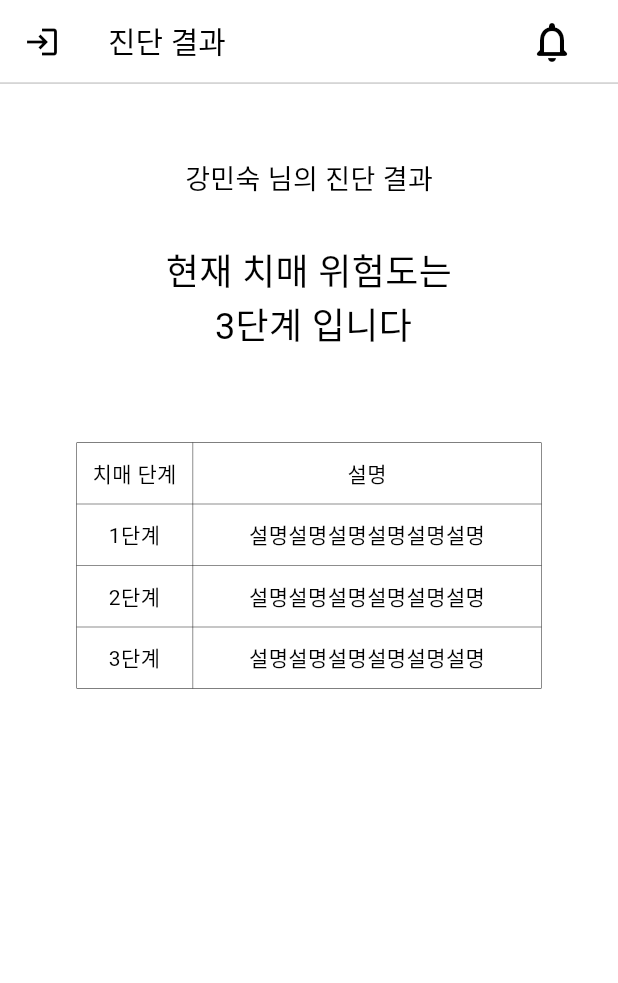
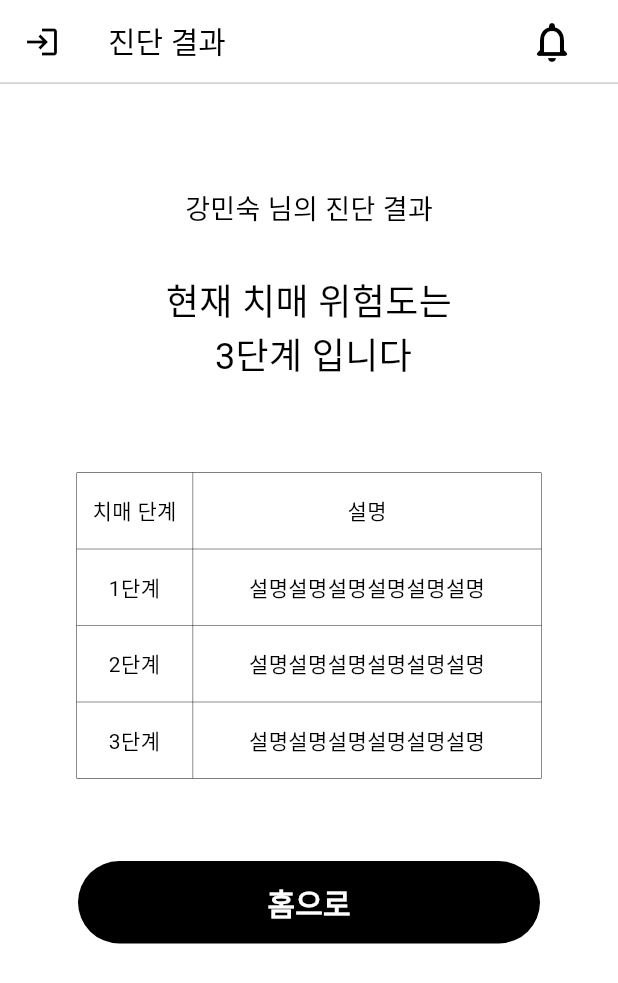
Before and after one commit to AntiHeimer/front, a Flutter app: the DiagnosisResultPage screen opened directly, on a phone screen of 412 x 824 dp. Shown: the top 983 px of the screen. Run offline on Flutter 3.47's test engine with Material 3 defaults, Android fonts, the phone set to English and light mode, and no system bars; our stand-ins replace flutter_dotenv.

Commit message:
diagnosis result page

```diff
--- a/lib/Diagnosis/page/diagnosis_page.dart
+++ b/lib/Diagnosis/page/diagnosis_page.dart
@@ -2,7 +2,6 @@ import 'package:anti_heimer/DiganosisResult/page/diagnosis_result_page.dart';
 import 'package:anti_heimer/Main/component/app_bar/app_bar3.dart';
 import 'package:anti_heimer/Main/component/main_button_small_black.dart';
 import 'package:anti_heimer/Main/component/main_button_small_gray.dart';
-import 'package:anti_heimer/Main/page/loading_page.dart';
 import 'package:flutter/material.dart';
 
 class DiagnosisPage extends StatefulWidget {
--- a/lib/DiganosisResult/component/table_box.dart
+++ b/lib/DiganosisResult/component/table_box.dart
@@ -15,7 +15,7 @@ class TableBox extends StatelessWidget {
           TableRow(children: [
             TableCell(
               child: Padding(
-                padding: EdgeInsets.all(10),
+                padding: EdgeInsets.fromLTRB(10, 15, 10, 15),
                 child: Text(
                   '치매 단계',
                   style: TextStyle(fontWeight: FontWeight.w500),
@@ -25,7 +25,7 @@ class TableBox extends StatelessWidget {
             ),
             TableCell(
               child: Padding(
-                padding: EdgeInsets.all(10),
+                padding: EdgeInsets.fromLTRB(10, 15, 10, 15),
                 child: Text(
                   '설명',
                   style: TextStyle(fontWeight: FontWeight.w500),
@@ -37,7 +37,7 @@ class TableBox extends StatelessWidget {
           TableRow(children: [
             TableCell(
               child: Padding(
-                padding: EdgeInsets.all(10),
+                padding: EdgeInsets.fromLTRB(10, 15, 10, 15),
                 child: Text(
                   '1단계',
                   textAlign: TextAlign.center,
@@ -46,7 +46,7 @@ class TableBox extends StatelessWidget {
             ),
             TableCell(
               child: Padding(
-                padding: EdgeInsets.all(10),
+                padding: EdgeInsets.fromLTRB(10, 15, 10, 15),
                 child: Text(
                   '설명설명설명설명설명설명',
                   textAlign: TextAlign.center,
@@ -57,7 +57,7 @@ class TableBox extends StatelessWidget {
           TableRow(children: [
             TableCell(
               child: Padding(
-                padding: EdgeInsets.all(10),
+                padding: EdgeInsets.fromLTRB(10, 15, 10, 15),
                 child: Text(
                   '2단계',
                   textAlign: TextAlign.center,
@@ -66,7 +66,7 @@ class TableBox extends StatelessWidget {
             ),
             TableCell(
               child: Padding(
-                padding: EdgeInsets.all(10),
+                padding: EdgeInsets.fromLTRB(10, 15, 10, 15),
                 child: Text(
                   '설명설명설명설명설명설명',
                   textAlign: TextAlign.center,
@@ -77,7 +77,7 @@ class TableBox extends StatelessWidget {
           TableRow(children: [
             TableCell(
               child: Padding(
-                padding: EdgeInsets.all(10),
+                padding: EdgeInsets.fromLTRB(10, 15, 10, 15),
                 child: Text(
                   '3단계',
                   textAlign: TextAlign.center,
@@ -86,7 +86,7 @@ class TableBox extends StatelessWidget {
             ),
             TableCell(
               child: Padding(
-                padding: EdgeInsets.all(10),
+                padding: EdgeInsets.fromLTRB(10, 15, 10, 15),
                 child: Text(
                   '설명설명설명설명설명설명',
                   textAlign: TextAlign.center,
--- a/lib/DiganosisResult/page/diagnosis_result_page.dart
+++ b/lib/DiganosisResult/page/diagnosis_result_page.dart
@@ -1,5 +1,6 @@
 import 'package:anti_heimer/DiganosisResult/component/table_box.dart';
 import 'package:anti_heimer/Main/component/app_bar/app_bar1.dart';
+import 'package:anti_heimer/Main/component/main_button.dart';
 import 'package:flutter/material.dart';
 
 class DiagnosisResultPage extends StatefulWidget {
@@ -19,7 +20,7 @@ class _DiagnosisResultPageState extends State<DiagnosisResultPage> {
       body: Center(
         child: Column(children: <Widget>[
           const Padding(
-            padding: EdgeInsets.only(top: 50),
+            padding: EdgeInsets.only(top: 70),
             child: Text(
               '강민숙 님의 진단 결과',
               style: TextStyle(fontSize: 18),
@@ -37,6 +38,13 @@ class _DiagnosisResultPageState extends State<DiagnosisResultPage> {
           ),
           const Padding(padding: EdgeInsets.only(bottom: 30)),
           TableBox(),
+          Padding(
+            padding: const EdgeInsets.fromLTRB(0, 55, 0, 0),
+            child: MainButton(
+              text: '홈으로',
+              onPressed: () {},
+            ),
+          )
         ]),
       ),
     );
```
